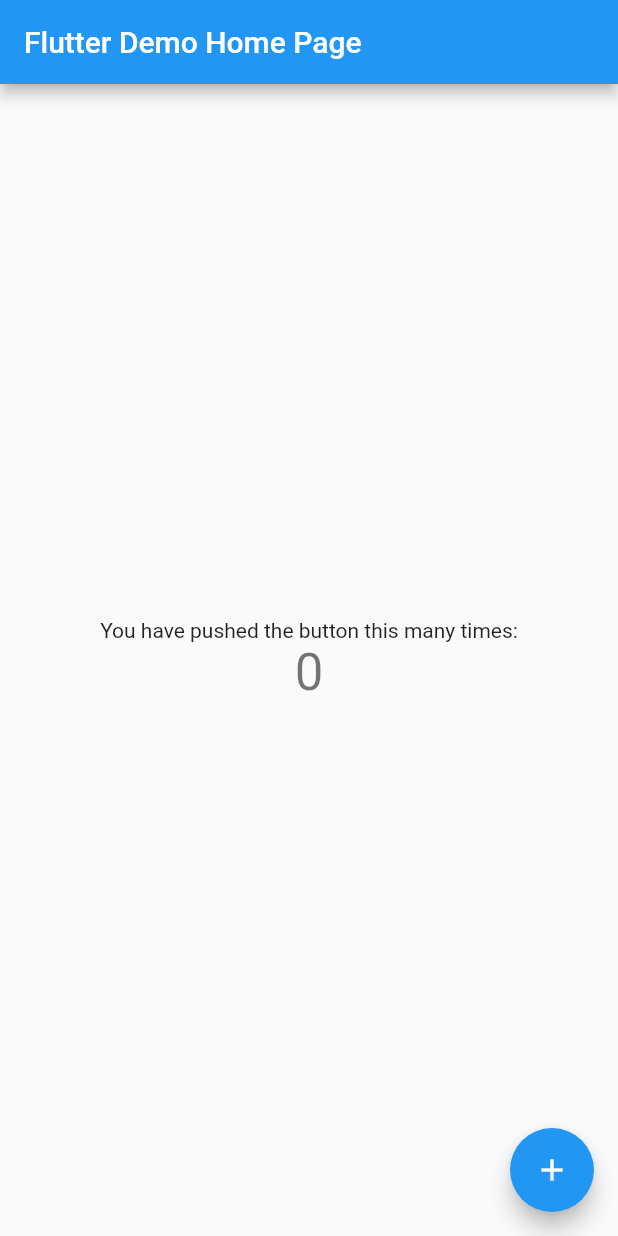
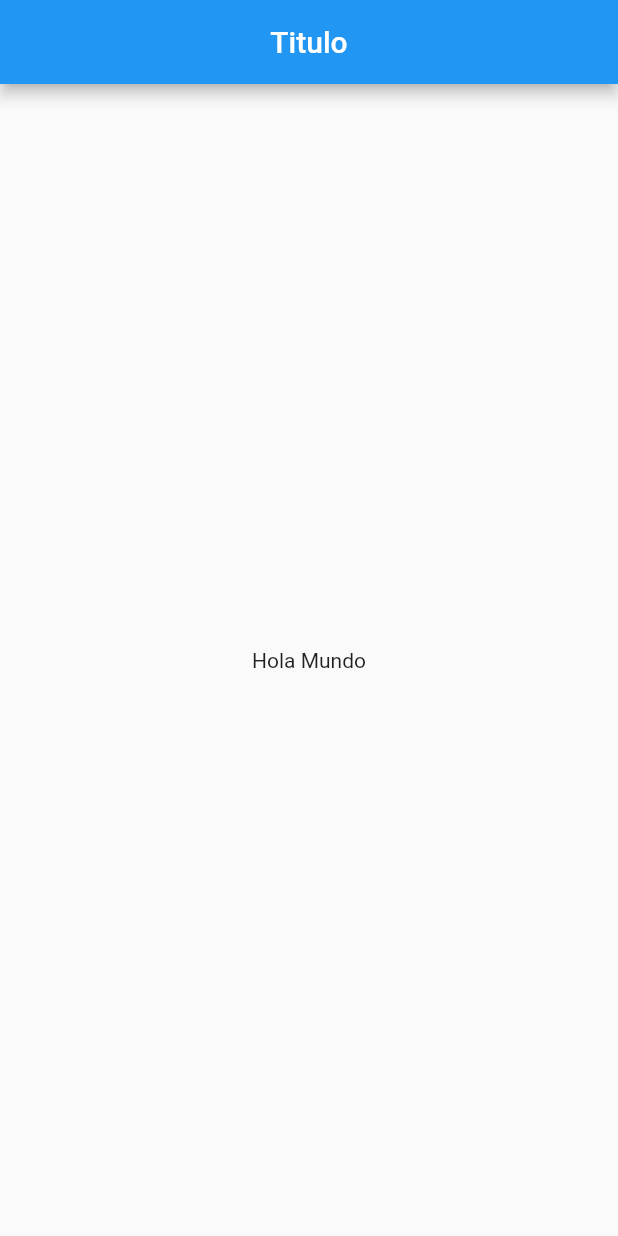
Before and after one commit to LuisYauri/flutter, a Flutter app: the screen it shows after launch, on a phone screen of 412 x 824 dp. Run offline on Flutter 3.47's test engine with Material 2 defaults, Android fonts, the phone set to English and light mode, and no system bars.

Commit message:
Add widget Scaffold

```diff
--- a/flutter_app/lib/main.dart
+++ b/flutter_app/lib/main.dart
@@ -1,117 +1,6 @@
 import 'package:flutter/material.dart';
+import 'package:flutterapp/src/app.dart';
 
 void main() {
   runApp(MyApp());
 }
-
-class MyApp extends StatelessWidget {
-  // This widget is the root of your application.
-  @override
-  Widget build(BuildContext context) {
-    return MaterialApp(
-      title: 'Flutter Demo',
-      theme: ThemeData(
-        // This is the theme of your application.
-        //
-        // Try running your application with "flutter run". You'll see the
-        // application has a blue toolbar. Then, without quitting the app, try
-        // changing the primarySwatch below to Colors.green and then invoke
-        // "hot reload" (press "r" in the console where you ran "flutter run",
-        // or simply save your changes to "hot reload" in a Flutter IDE).
-        // Notice that the counter didn't reset back to zero; the application
-        // is not restarted.
-        primarySwatch: Colors.blue,
-        // This makes the visual density adapt to the platform that you run
-        // the app on. For desktop platforms, the controls will be smaller and
-        // closer together (more dense) than on mobile platforms.
-        visualDensity: VisualDensity.adaptivePlatformDensity,
-      ),
-      home: MyHomePage(title: 'Flutter Demo Home Page'),
-    );
-  }
-}
-
-class MyHomePage extends StatefulWidget {
-  MyHomePage({Key key, this.title}) : super(key: key);
-
-  // This widget is the home page of your application. It is stateful, meaning
-  // that it has a State object (defined below) that contains fields that affect
-  // how it looks.
-
-  // This class is the configuration for the state. It holds the values (in this
-  // case the title) provided by the parent (in this case the App widget) and
-  // used by the build method of the State. Fields in a Widget subclass are
-  // always marked "final".
-
-  final String title;
-
-  @override
-  _MyHomePageState createState() => _MyHomePageState();
-}
-
-class _MyHomePageState extends State<MyHomePage> {
-  int _counter = 0;
-
-  void _incrementCounter() {
-    setState(() {
-      // This call to setState tells the Flutter framework that something has
-      // changed in this State, which causes it to rerun the build method below
-      // so that the display can reflect the updated values. If we changed
-      // _counter without calling setState(), then the build method would not be
-      // called again, and so nothing would appear to happen.
-      _counter++;
-    });
-  }
-
-  @override
-  Widget build(BuildContext context) {
-    // This method is rerun every time setState is called, for instance as done
-    // by the _incrementCounter method above.
-    //
-    // The Flutter framework has been optimized to make rerunning build methods
-    // fast, so that you can just rebuild anything that needs updating rather
-    // than having to individually change instances of widgets.
-    return Scaffold(
-      appBar: AppBar(
-        // Here we take the value from the MyHomePage object that was created by
-        // the App.build method, and use it to set our appbar title.
-        title: Text(widget.title),
-      ),
-      body: Center(
-        // Center is a layout widget. It takes a single child and positions it
-        // in the middle of the parent.
-        child: Column(
-          // Column is also a layout widget. It takes a list of children and
-          // arranges them vertically. By default, it sizes itself to fit its
-          // children horizontally, and tries to be as tall as its parent.
-          //
-          // Invoke "debug painting" (press "p" in the console, choose the
-          // "Toggle Debug Paint" action from the Flutter Inspector in Android
-          // Studio, or the "Toggle Debug Paint" command in Visual Studio Code)
-          // to see the wireframe for each widget.
-          //
-          // Column has various properties to control how it sizes itself and
-          // how it positions its children. Here we use mainAxisAlignment to
-          // center the children vertically; the main axis here is the vertical
-          // axis because Columns are vertical (the cross axis would be
-          // horizontal).
-          mainAxisAlignment: MainAxisAlignment.center,
-          children: <Widget>[
-            Text(
-              'You have pushed the button this many times:',
-            ),
-            Text(
-              '$_counter',
-              style: Theme.of(context).textTheme.headline4,
-            ),
-          ],
-        ),
-      ),
-      floatingActionButton: FloatingActionButton(
-        onPressed: _incrementCounter,
-        tooltip: 'Increment',
-        child: Icon(Icons.add),
-      ), // This trailing comma makes auto-formatting nicer for build methods.
-    );
-  }
-}
--- /dev/null
+++ b/flutter_app/lib/src/app.dart
@@ -0,0 +1,13 @@
+import 'package:flutter/material.dart';
+import 'package:flutterapp/src/pages/home_page.dart';
+
+class MyApp extends StatelessWidget {
+  @override
+  Widget build(context) {
+    return MaterialApp(
+      home: Center(
+        child: HomePage(),
+      ),
+    );
+  }
+}
--- /dev/null
+++ b/flutter_app/lib/src/pages/home_page.dart
@@ -0,0 +1,18 @@
+import 'package:flutter/cupertino.dart';
+import 'package:flutter/material.dart';
+
+class HomePage extends StatelessWidget {
+  @override
+  Widget build(BuildContext context) {
+    // TODO: implement build
+    return Scaffold(
+      appBar: AppBar(
+        title: Text('Titulo'),
+        centerTitle: true,
+      ),
+      body: Center(
+        child: Text('Hola Mundo'),
+      ),
+    );
+  }
+}
```
